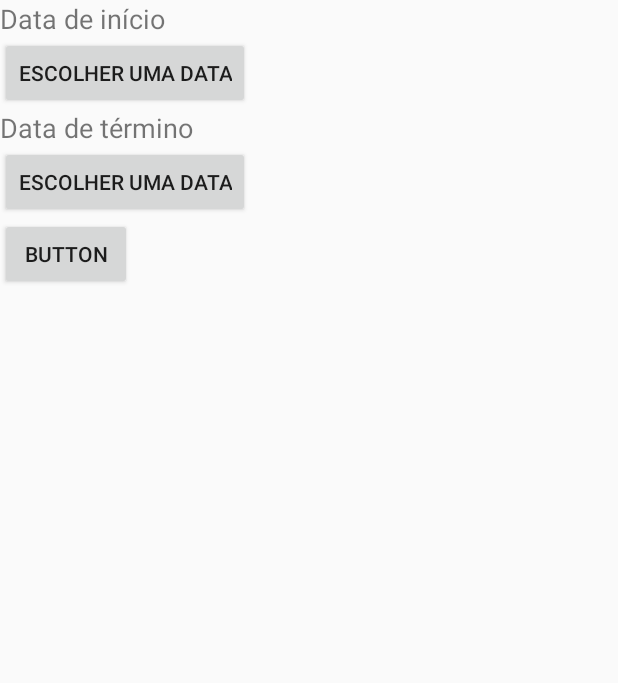
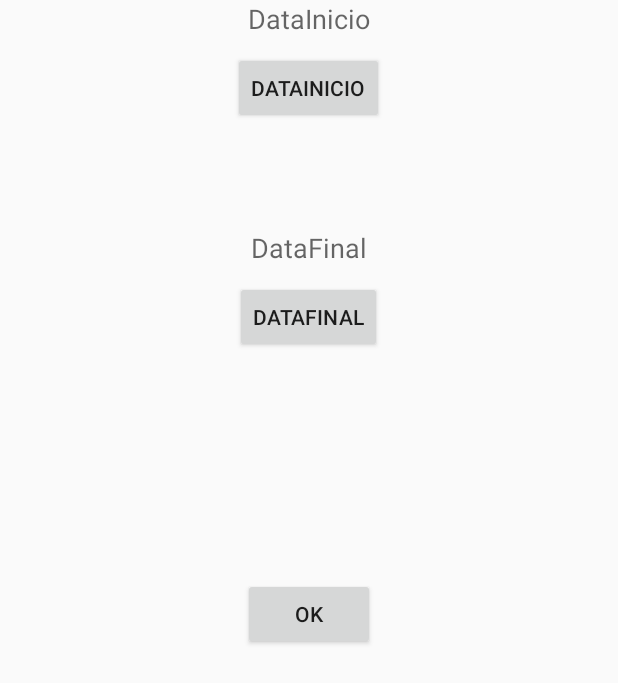
Before and after one commit to jocianoperin/vacation, an Android app: the layout activity_data.xml on its own in the app's theme, with its tools: preview values and no code run, on a phone screen of 412 x 824 dp. Shown: the top 683 px of the screen. Run offline under Robolectric (Android 15) with nearby library versions, the phone set to English and light mode, and no system bars.

Commit message:
Mais alguns ajustes nas classes

```diff
--- a/app/src/main/java/com/example/jocia/vacation/Data.java
+++ b/app/src/main/java/com/example/jocia/vacation/Data.java
@@ -2,25 +2,35 @@ package com.example.jocia.vacation;
 
 import android.app.DatePickerDialog;
 import android.app.Dialog;
+import android.content.Context;
+import android.content.DialogInterface;
+import android.content.Intent;
 import android.support.v7.app.AppCompatActivity;
 import android.os.Bundle;
 import android.view.View;
+import android.widget.CalendarView;
 import android.widget.DatePicker;
+import android.widget.TextView;
 import android.widget.Toast;
 
 import java.util.Calendar;
 
 public class Data extends AppCompatActivity {
 
-    static final int DATE_DIALOG_ID = 0;
-
     @Override
     protected void onCreate(Bundle savedInstanceState) {
         super.onCreate(savedInstanceState);
-        setContentView(R.layout.activity_data);
+        setContentView(R.layout.activity_main);
+
+
+    }
+    public void showCalendar(View view) {
+
     }
 
-    public void MostrarData(View view) {
+    public void toLocal(View view) {
 
+        Intent intent = new Intent(this, Local.class);
+        startActivity(intent);
     }
 }
--- a/app/src/main/java/com/example/jocia/vacation/Local.java
+++ b/app/src/main/java/com/example/jocia/vacation/Local.java
@@ -2,6 +2,8 @@ package com.example.jocia.vacation;
 
 import android.support.v7.app.AppCompatActivity;
 import android.os.Bundle;
+import android.widget.LinearLayout;
+import android.widget.TextView;
 
 public class Local extends AppCompatActivity {
 
@@ -22,7 +24,5 @@ public class Local extends AppCompatActivity {
         criaPontos[7] = new PontosTuristicos("Dois Vizinhos", "Inverno");
         criaPontos[8] = new PontosTuristicos("Quedas do Iguaçu", "Verão");
         criaPontos[9] = new PontosTuristicos("Dois Vizinhos", "Verão");
-
     }
-
 }
--- a/app/src/main/java/com/example/jocia/vacation/MainActivity.java
+++ b/app/src/main/java/com/example/jocia/vacation/MainActivity.java
@@ -25,4 +25,5 @@ public class MainActivity extends AppCompatActivity {
         startActivity(intent);
     }
 
+
 }
--- a/app/src/main/res/layout/activity_data.xml
+++ b/app/src/main/res/layout/activity_data.xml
@@ -1,45 +1,53 @@
 <?xml version="1.0" encoding="utf-8"?>
-<LinearLayout xmlns:android="http://schemas.android.com/apk/res/android"
-    xmlns:app="http://schemas.android.com/apk/res-auto"
+<LinearLayout
+    xmlns:android="http://schemas.android.com/apk/res/android"
     xmlns:tools="http://schemas.android.com/tools"
     android:layout_width="match_parent"
     android:layout_height="match_parent"
+    tools:context=".Data"
     android:orientation="vertical"
-    tools:context=".Data">
+    android:layout_gravity="center">
 
     <TextView
-        android:id="@+id/txtDataInicio"
-        android:layout_width="fill_parent"
+        android:layout_gravity="center"
+        android:id="@+id/textView1"
+        android:layout_width="wrap_content"
         android:layout_height="wrap_content"
-        android:text="Data de início"
-        android:textSize="18sp" />
-
+        android:text="@string/DataInicio"
+        android:textAppearance="?android:attr/textAppearanceMedium" />
     <Button
+        android:layout_gravity="center"
         android:id="@+id/btnDataInicio"
         android:layout_width="wrap_content"
         android:layout_height="wrap_content"
-        android:onClick="MostrarData"
-        android:text="Escolher uma data" />
+        android:layout_marginTop="10dp"
+        android:onClick="showCalendar"
+        android:text="@string/btnDataInicio" />
 
     <TextView
-        android:id="@+id/txtDataFinal"
-        android:layout_width="fill_parent"
+        android:layout_gravity="center"
+        android:id="@+id/textView2"
+        android:layout_width="wrap_content"
         android:layout_height="wrap_content"
-        android:text="Data de término"
-        android:textSize="18sp" />
-
+        android:layout_marginTop="70dp"
+        android:text="@string/DataFinal"
+        android:textAppearance="?android:attr/textAppearanceMedium" />
     <Button
+        android:layout_gravity="center"
         android:id="@+id/btnDataFinal"
         android:layout_width="wrap_content"
         android:layout_height="wrap_content"
-        android:onClick="MostrarData"
-        android:text="Escolher uma data" />
+        android:layout_marginTop="10dp"
+        android:onClick="showCalendar"
+        android:text="@string/btnDataFinal" />
 
     <Button
-        android:id="@+id/btn"
+        android:layout_gravity="center"
+        android:id="@+id/Ok"
         android:layout_width="wrap_content"
         android:layout_height="wrap_content"
-        android:text="Button">
-    </Button>
+        android:layout_marginTop="150dp"
+        android:onClick="toLocal"
+        android:text="@string/btnLocalOk" />
 
 </LinearLayout>
--- a/app/src/main/res/layout/activity_main.xml
+++ b/app/src/main/res/layout/activity_main.xml
@@ -28,7 +28,7 @@
             android:id="@+id/btnLocal"
             android:layout_width="wrap_content"
             android:layout_height="wrap_content"
-            android:text="Local"
+            android:text="@string/Local"
             android:onClick="toLocal"/>
 
         <TextView
@@ -43,7 +43,7 @@
             android:layout_height="wrap_content"
             android:gravity="center"
             android:onClick="toData"
-            android:text="Data" />
+            android:text="@string/Data" />
 
         <TextView
             android:layout_weight="1"
--- a/app/src/main/res/values/strings.xml
+++ b/app/src/main/res/values/strings.xml
@@ -1,3 +1,11 @@
 <resources>
     <string name="app_name">Vacation</string>
+    <string name="DataInicio">DataInicio</string>
+    <string name="btnDataInicio">DataInicio</string>
+    <string name="btnDataFinal">DataFinal</string>
+    <string name="DataFinal">DataFinal</string>
+    <string name="btnOk">Ok</string>
+    <string name="btnLocalOk">Ok</string>
+    <string name="Data">Data</string>
+    <string name="Local">Local</string>
 </resources>
```
